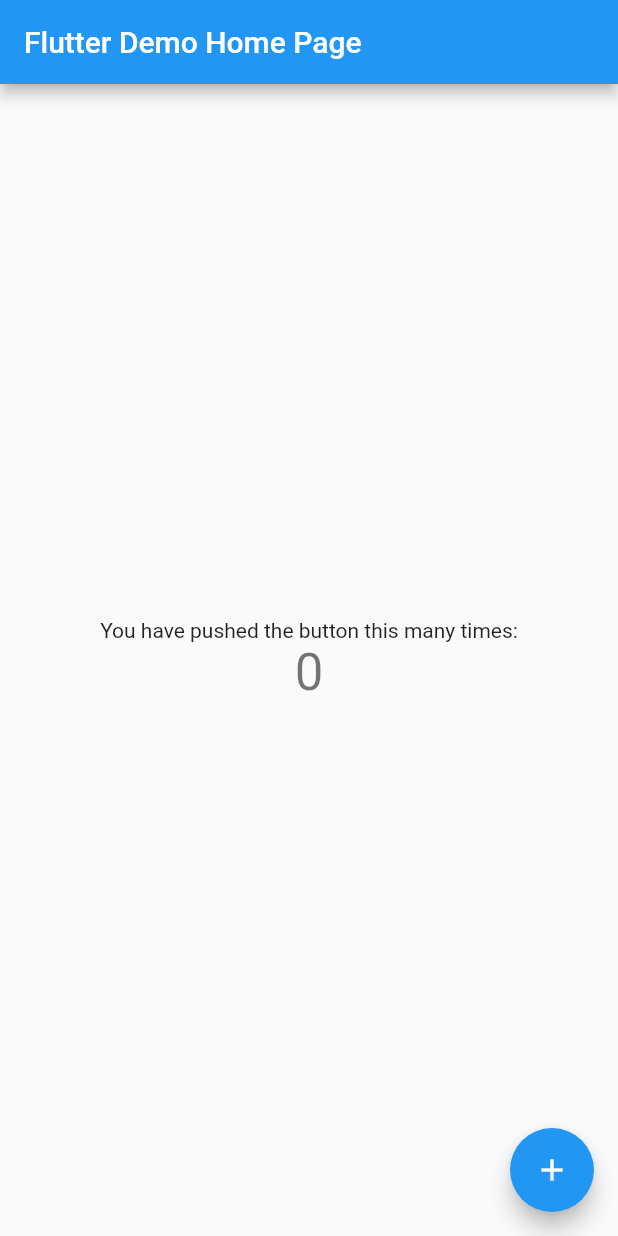
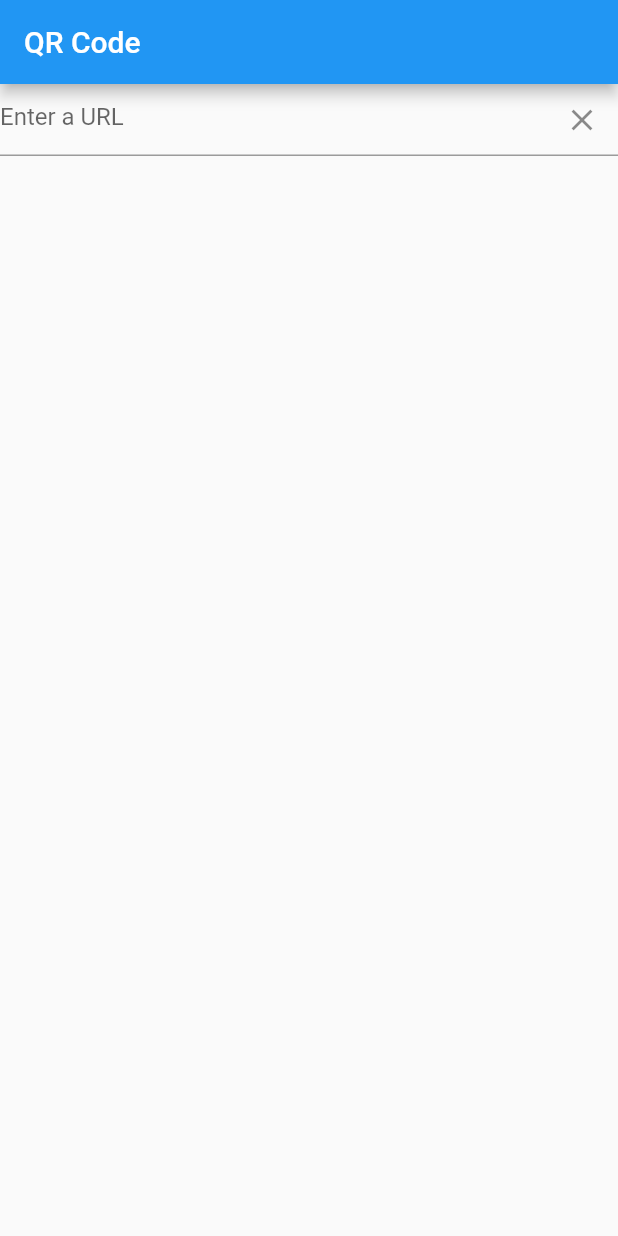
Before and after one commit to ttpho/flutter-chrome-extension, a Flutter app: the screen it shows after launch, on a phone screen of 412 x 824 dp. Run offline on Flutter 3.47's test engine with Material 2 defaults, Android fonts, the phone set to English and light mode, and no system bars; our stand-ins replace flutter_riverpod, qr_flutter.

Commit message:
implemented QR Code for Chrome Extension

```diff
--- a/lib/main.dart
+++ b/lib/main.dart
@@ -1,45 +1,30 @@
+import 'package:chrome_extension/text_riverpod/qr_consumer_widget.dart';
 import 'package:flutter/material.dart';
+import 'package:flutter_riverpod/flutter_riverpod.dart';
 
 void main() {
-  runApp(const MyApp());
+  runApp(const ProviderScope(child: MyApp()));
 }
 
 class MyApp extends StatelessWidget {
   const MyApp({Key? key}) : super(key: key);
 
-  // This widget is the root of your application.
   @override
   Widget build(BuildContext context) {
     return MaterialApp(
-      title: 'Flutter Demo',
+      title: 'QR Code',
+      debugShowCheckedModeBanner: false,
+      debugShowMaterialGrid: false,
       theme: ThemeData(
-        // This is the theme of your application.
-        //
-        // Try running your application with "flutter run". You'll see the
-        // application has a blue toolbar. Then, without quitting the app, try
-        // changing the primarySwatch below to Colors.green and then invoke
-        // "hot reload" (press "r" in the console where you ran "flutter run",
-        // or simply save your changes to "hot reload" in a Flutter IDE).
-        // Notice that the counter didn't reset back to zero; the application
-        // is not restarted.
         primarySwatch: Colors.blue,
       ),
-      home: const MyHomePage(title: 'Flutter Demo Home Page'),
+      home: const MyHomePage(title: 'QR Code'),
     );
   }
 }
 
 class MyHomePage extends StatefulWidget {
   const MyHomePage({Key? key, required this.title}) : super(key: key);
-
-  // This widget is the home page of your application. It is stateful, meaning
-  // that it has a State object (defined below) that contains fields that affect
-  // how it looks.
-
-  // This class is the configuration for the state. It holds the values (in this
-  // case the title) provided by the parent (in this case the App widget) and
-  // used by the build method of the State. Fields in a Widget subclass are
-  // always marked "final".
 
   final String title;
 
@@ -48,68 +33,25 @@
 }
 
 class _MyHomePageState extends State<MyHomePage> {
-  int _counter = 0;
-
-  void _incrementCounter() {
-    setState(() {
-      // This call to setState tells the Flutter framework that something has
-      // changed in this State, which causes it to rerun the build method below
-      // so that the display can reflect the updated values. If we changed
-      // _counter without calling setState(), then the build method would not be
-      // called again, and so nothing would appear to happen.
-      _counter++;
-    });
-  }
-
   @override
   Widget build(BuildContext context) {
-    // This method is rerun every time setState is called, for instance as done
-    // by the _incrementCounter method above.
-    //
-    // The Flutter framework has been optimized to make rerunning build methods
-    // fast, so that you can just rebuild anything that needs updating rather
-    // than having to individually change instances of widgets.
-    return Scaffold(
-      appBar: AppBar(
-        // Here we take the value from the MyHomePage object that was created by
-        // the App.build method, and use it to set our appbar title.
-        title: Text(widget.title),
-      ),
-      body: Center(
-        // Center is a layout widget. It takes a single child and positions it
-        // in the middle of the parent.
-        child: Column(
-          // Column is also a layout widget. It takes a list of children and
-          // arranges them vertically. By default, it sizes itself to fit its
-          // children horizontally, and tries to be as tall as its parent.
-          //
-          // Invoke "debug painting" (press "p" in the console, choose the
-          // "Toggle Debug Paint" action from the Flutter Inspector in Android
-          // Studio, or the "Toggle Debug Paint" command in Visual Studio Code)
-          // to see the wireframe for each widget.
-          //
-          // Column has various properties to control how it sizes itself and
-          // how it positions its children. Here we use mainAxisAlignment to
-          // center the children vertically; the main axis here is the vertical
-          // axis because Columns are vertical (the cross axis would be
-          // horizontal).
-          mainAxisAlignment: MainAxisAlignment.center,
-          children: <Widget>[
-            const Text(
-              'You have pushed the button this many times:',
+    return SafeArea(
+      child: Scaffold(
+        appBar: AppBar(
+          title: Text(widget.title),
+        ),
+        body: Column(
+          mainAxisAlignment: MainAxisAlignment.start,
+          mainAxisSize: MainAxisSize.max,
+          children: const <Widget>[
+            TextInputConsumerWidget(),
+            SizedBox(
+              height: 40,
             ),
-            Text(
-              '$_counter',
-              style: Theme.of(context).textTheme.headline4,
-            ),
+            QRConsumerWidget(),
           ],
         ),
       ),
-      floatingActionButton: FloatingActionButton(
-        onPressed: _incrementCounter,
-        tooltip: 'Increment',
-        child: const Icon(Icons.add),
-      ), // This trailing comma makes auto-formatting nicer for build methods.
     );
   }
 }
--- /dev/null
+++ b/lib/text_riverpod/qr_consumer_widget.dart
@@ -0,0 +1,72 @@
+import 'package:chrome_extension/text_riverpod/text_provider.dart';
+import 'package:chrome_extension/text_riverpod/text_state.dart';
+import 'package:flutter/material.dart';
+import 'package:flutter_riverpod/flutter_riverpod.dart';
+import 'package:qr_flutter/qr_flutter.dart';
+
+class QRConsumerWidget extends ConsumerWidget {
+  const QRConsumerWidget({Key? key}) : super(key: key);
+
+  @override
+  Widget build(BuildContext context, WidgetRef ref) {
+    final String? text = ref.watch(textProvider);
+    final String finalText = text ?? "";
+    if (finalText.isEmpty) {
+      return Container();
+    }
+    return QrImage(
+      data: finalText,
+      version: QrVersions.auto,
+      size: 200.0,
+    );
+  }
+}
+
+class TextInputConsumerWidget extends ConsumerWidget {
+  const TextInputConsumerWidget({Key? key}) : super(key: key);
+
+  @override
+  Widget build(BuildContext context, WidgetRef ref) {
+    final TextState textState = ref.read(textProvider.notifier);
+    return TextInputWidget(
+      controller: TextEditingController(),
+      onSubmitted: (final String value) {
+        textState.setNewText(value);
+      },
+      onChanged: (final String value) {
+        textState.setNewText(value);
+      },
+    );
+  }
+}
+
+class TextInputWidget extends StatelessWidget {
+  final TextEditingController controller;
+  final ValueChanged<String>? onChanged;
+  final ValueChanged<String>? onSubmitted;
+  const TextInputWidget({
+    Key? key,
+    required this.controller,
+    this.onChanged,
+    this.onSubmitted,
+  }) : super(key: key);
+
+  @override
+  Widget build(BuildContext context) {
+    return TextField(
+      onChanged: onChanged,
+      controller: controller,
+      onSubmitted: onSubmitted,
+      decoration: InputDecoration(
+        hintText: 'Enter a URL',
+        suffixIcon: IconButton(
+          onPressed: () {
+            controller.clear();
+            onChanged?.call("");
+          },
+          icon: const Icon(Icons.clear),
+        ),
+      ),
+    );
+  }
+}
--- /dev/null
+++ b/lib/text_riverpod/text_provider.dart
@@ -0,0 +1,6 @@
+import 'package:chrome_extension/text_riverpod/text_state.dart';
+import 'package:flutter_riverpod/flutter_riverpod.dart';
+
+final textProvider = StateNotifierProvider<TextState, String?>((ref) {
+  return TextState();
+});
--- /dev/null
+++ b/lib/text_riverpod/text_state.dart
@@ -0,0 +1,10 @@
+import 'package:flutter_riverpod/flutter_riverpod.dart';
+
+class TextState extends StateNotifier<String?> {
+  TextState() : super("");
+
+  void setNewText(final String? newText) {
+    if (state == newText) return;
+    state = newText;
+  }
+}
```
Also changed, not shown: pubspec.yaml (+8 -0 lines), 5 other files.
